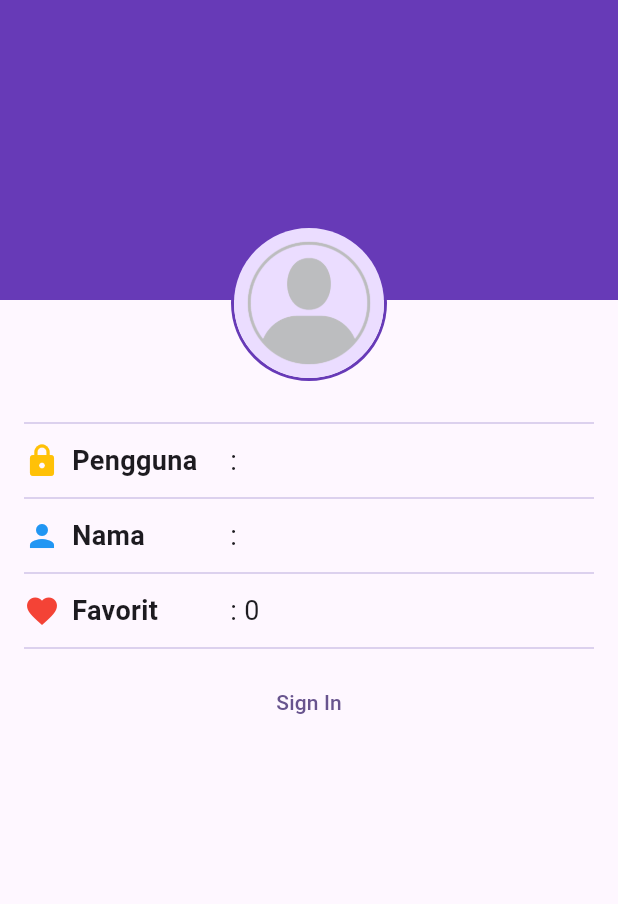
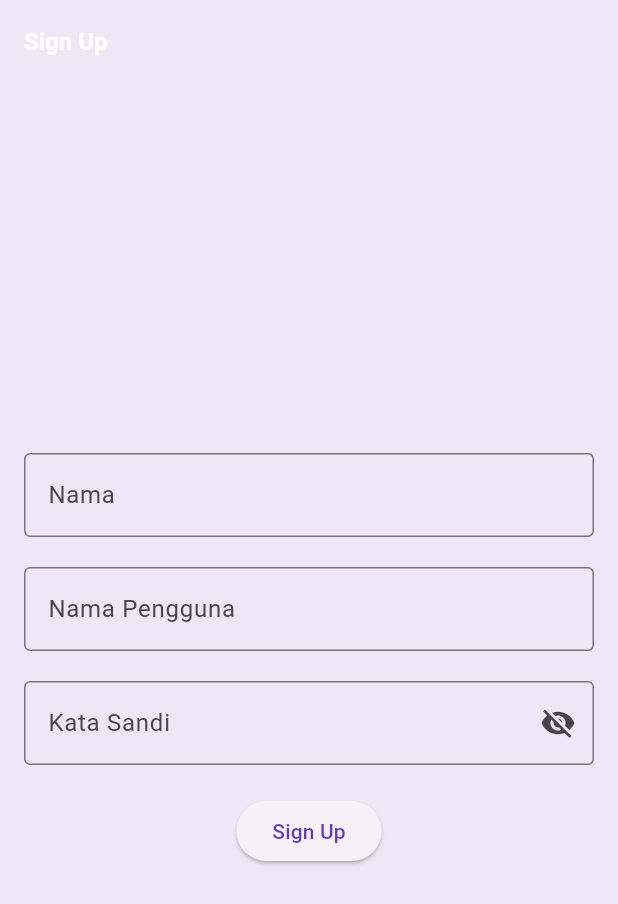
Before and after one commit to 2024-2025-Gasal-PABI-SI52/project-wisata-candi-krisnaRiyandi, a Flutter app: the screen it shows after launch, on a phone screen of 412 x 824 dp. Shown: the top 904 px of the screen. Run offline on Flutter 3.47's test engine with Material 3 defaults, Android fonts, the phone set to English and light mode, and no system bars; our stand-ins replace cached_network_image.

Commit message:
Update Membuat SignIn Screen dan SignUp Screen

```diff
--- a/wisata_candi/lib/main.dart
+++ b/wisata_candi/lib/main.dart
@@ -2,6 +2,8 @@ import 'package:flutter/material.dart';
 import 'package:wisata_candi/data/candi_data.dart';
 import 'package:wisata_candi/screens/detail_screen.dart';
 import 'package:wisata_candi/screens/profile_screen.dart';
+import 'package:wisata_candi/screens/signin_screen.dart';
+import 'package:wisata_candi/screens/signup_screen.dart';
 void main() {
   runApp(const MainApp());
 }
@@ -14,11 +16,23 @@ class MainApp extends StatelessWidget {
     return MaterialApp(
       title: "Wisata Candi",
       theme: ThemeData(
-        colorScheme: ColorScheme.fromSeed(seedColor: Colors.deepPurple),
+        appBarTheme: const AppBarTheme(
+          iconTheme: IconThemeData(color: Colors.deepPurple),
+          titleTextStyle: TextStyle(
+            fontSize: 16,
+            fontWeight: FontWeight.bold,
+          ),
+        ),
+        colorScheme: ColorScheme.fromSeed(seedColor: Colors.deepPurple).copyWith(
+          primary: Colors.deepPurple,
+          surface: Colors.deepPurple[50],
+        ),
         useMaterial3: true
       ),
       //home: DetailScreen(candi: candiList[0],),
-      home : ProfileScreen(),
+      //home : ProfileScreen(),
+      //home: SignInScreen(),
+      home: SignUpScreen(),
     );
   }
 }
--- /dev/null
+++ b/wisata_candi/lib/screens/signup_screen.dart
@@ -0,0 +1,98 @@
+import 'package:flutter/material.dart';
+import 'package:flutter/gestures.dart';
+
+class SignUpScreen extends StatefulWidget {
+  SignUpScreen({super.key});
+
+  @override
+  State<SignUpScreen> createState() => _SignUpScreenState();
+}
+
+class _SignUpScreenState extends State<SignUpScreen> {
+  //TODO: 1. Deklarasikan variabel yang dibutuhkan
+  final TextEditingController _usernameController = TextEditingController();
+  final TextEditingController _fullnameController = TextEditingController();
+  final TextEditingController _passwordController = TextEditingController();
+
+  String _errorText = '';
+
+  bool _isSignUp = false;
+
+  bool _obscurePassword = true;
+
+  @override
+  Widget build(BuildContext context) {
+    return Scaffold(
+      //TODO: 2. Pasang AppBar
+      appBar: AppBar(
+        title: const Text('Sign Up'),
+      ),
+      //TODO: 3. Pasang body
+      body: Center(
+        child: SingleChildScrollView(
+          child: Padding(
+            padding: const EdgeInsets.all(16),
+            child: Form(
+              child: Column(
+                //TODO: 4. Atur mainAxisAlignment dan CrossAxisAlignment
+                mainAxisAlignment: MainAxisAlignment.center,
+                crossAxisAlignment: CrossAxisAlignment.center,
+                children: [
+                //TODO: 5. Buat TextFromField untuk nama lengkap
+                TextFormField(
+                  controller: _fullnameController,
+                  decoration: const InputDecoration(
+                    labelText: 'Nama',
+                    hintText: 'Masukkan nama',
+                    border: OutlineInputBorder(),
+                  ),
+                ),
+                //TODO: 6. Buat TextFromField untuk nama pengguna
+                const SizedBox(height: 20,),
+                TextFormField(
+                  controller: _usernameController,
+                  decoration: const InputDecoration(
+                    labelText: 'Nama Pengguna',
+                    hintText: 'Masukkan nama pengguna',
+                    border: OutlineInputBorder(),
+                  ),
+                ),
+                //TODO: 7. Buat TextFromField untuk kata sandi
+                const SizedBox(height: 20,),
+                TextFormField(
+                  controller: _passwordController,
+                  decoration: InputDecoration(
+                    labelText: 'Kata Sandi',
+                    hintText: 'Masukkan kata sandi',
+                    border: const OutlineInputBorder(),
+                    errorText: _errorText.isNotEmpty ? _errorText: null,
+                    suffixIcon: IconButton(
+                      onPressed: (){
+                        setState(() {
+                          _obscurePassword = !_obscurePassword;
+                        });
+                      },
+                      icon: Icon(
+                      _obscurePassword ? Icons.visibility_off : Icons.visibility,
+                      ),
+                    ),
+                  ),
+                  obscureText: _obscurePassword,
+                ),
+                //TODO: 8. Buat TextFromField untuk Sign In
+                const SizedBox(height: 20,),
+                ElevatedButton(
+                  onPressed: (){},
+                  child: const Text('Sign Up'),
+                  ),
+
+                ],
+
+              ),
+            ),
+          ),
+        ),
+      ),
+    );
+  }
+}
```
Also changed, not shown: wisata_candi/lib/screens/signin_screen.dart (added, +111 -0 lines).
